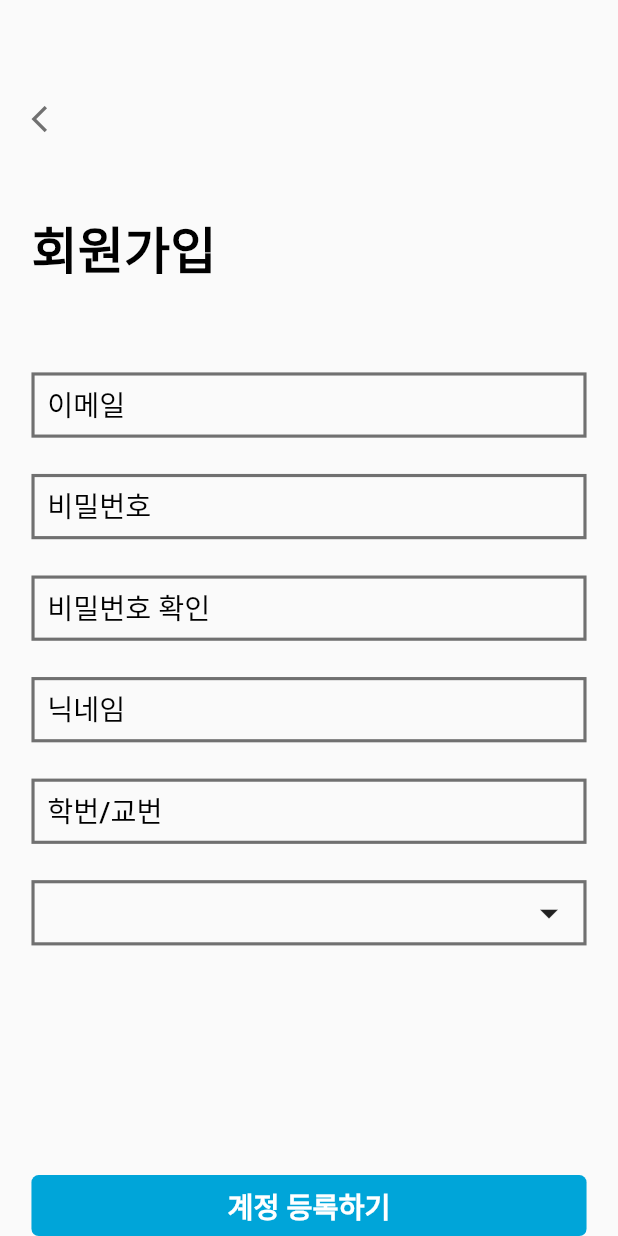
After one commit to suhun-park/Flutter_Employting, a Flutter app: the screen it shows after launch, after a tap on "회원가입", on a phone screen of 412 x 824 dp. The commit adds this screen. Run offline on Flutter 3.47's test engine with Material 2 defaults, Android fonts, the phone set to English and light mode, and no system bars; our stand-ins replace cached_network_image, cloud_firestore, firebase_auth, firebase_core, firebase_storage, flutter_screenutil and 3 more; accounts and stored records are empty; Roboto replaces fonts that are missing (Pretendard).

Commit message:
taeeun_v3.5.2

```diff
--- /dev/null
+++ b/lib/screen/signup/controller/signup_controller.dart
@@ -0,0 +1,39 @@
+import 'package:get/get.dart';
+
+class SignupController extends GetxController {
+  RxBool isLoading = false.obs;
+  RxString emailText = "".obs;
+  RxString passwordText = "".obs;
+  RxString passwordConfirmText = "".obs;
+  RxString nickNameText = "".obs;
+  RxString numberText = "".obs;
+  RxString deptText = "".obs;
+
+  void changeEmail(value) {
+    if (emailText.value != "") {
+      emailText.value = '$value@email.daelim.ac.kr';
+    } else {
+      emailText.value = '';
+    }
+  }
+
+  void changePassword(value) {
+    passwordText.value = value;
+  }
+
+  void changePasswordConfirm(value) {
+    passwordConfirmText.value = value;
+  }
+
+  void changeNickName(value) {
+    nickNameText.value = value;
+  }
+
+  void changeNumber(value) {
+    numberText.value = value;
+  }
+
+  void changeDept(value) {
+    deptText.value = value;
+  }
+}
--- /dev/null
+++ b/lib/screen/signup/signup_screen.dart
@@ -0,0 +1,289 @@
+import 'package:flutter/cupertino.dart';
+import 'package:flutter/material.dart';
+import 'package:flutter_screenutil/flutter_screenutil.dart';
+import 'package:flutting/constant/colors.dart';
+import 'package:flutting/constant/fonts.dart';
+import 'package:get/get.dart';
+
+import 'controller/signup_controller.dart';
+
+class SignUpScreen extends StatelessWidget {
+  SignUpScreen({super.key});
+
+  final SignupController controller = Get.put(SignupController());
+
+  TextStyle inputTextDeco() => TextStyle(
+        fontFamily: 'Pretendard',
+        fontSize: 18.sp,
+        fontWeight: medium,
+        color: etBlack,
+      );
+
+  InputDecoration inputDeco(String? hintText) => InputDecoration(
+        hintText: hintText,
+        hintStyle: TextStyle(
+          fontFamily: 'Pretendard',
+          fontSize: 18.sp,
+          fontWeight: medium,
+          color: etBlack,
+        ),
+        contentPadding: EdgeInsets.symmetric(
+          vertical: 10.h,
+          horizontal: 10.w,
+        ),
+        enabledBorder: OutlineInputBorder(
+          borderRadius: BorderRadius.zero,
+          borderSide: BorderSide(
+            width: 2.w,
+            color: etDarkGrey,
+          ),
+        ),
+        focusedBorder: OutlineInputBorder(
+          borderRadius: BorderRadius.zero,
+          borderSide: BorderSide(
+            width: 2.w,
+            color: etDarkGrey,
+          ),
+        ),
+      );
+
+  final List<String> _deptList = [
+    '기계과',
+    '건축과',
+    '경영과',
+    '도서미디어정보과',
+    '미래자동차학부',
+    '반도체과',
+    '방송음향영상학부',
+    '보건안전과',
+    '보건의료기기과',
+    '보건의료행정과',
+    '사무행정과',
+    '사회복지과',
+    '소방안전설비과',
+    '스마트팩토리과',
+    '스포츠지도과',
+    '실내디자인학부',
+    '언어치료과',
+    '유아교육보육학부',
+    '전기과',
+    '전자통신과',
+    '컴퓨터정보학부',
+    '토목환경과',
+    '항공서비스과',
+    '해군기술부사관과',
+    '호텔레저과',
+    '호텔조리제과학부',
+  ];
+
+  @override
+  Widget build(BuildContext context) {
+    return Scaffold(
+      body: SafeArea(
+        top: false,
+        child: Padding(
+          padding: EdgeInsets.symmetric(
+            horizontal: 20.w,
+          ),
+          child: CustomScrollView(
+            slivers: [
+              SliverFillRemaining(
+                hasScrollBody: false,
+                child: Column(
+                  crossAxisAlignment: CrossAxisAlignment.start,
+                  children: [
+                    SizedBox(
+                      height: 71.h,
+                    ),
+                    GestureDetector(
+                      onTap: () {
+                        Get.back();
+                      },
+                      child: Icon(
+                        Icons.arrow_back_ios,
+                        color: etDarkGrey,
+                        size: 22.0.h,
+                      ),
+                    ),
+                    SizedBox(
+                      height: 52.h,
+                    ),
+                    Text(
+                      '회원가입',
+                      style: TextStyle(
+                        fontFamily: 'Pretendard',
+                        fontSize: 32.sp,
+                        fontWeight: bold,
+                        color: etBlack,
+                      ),
+                    ),
+                    SizedBox(
+                      height: 60.h,
+                    ),
+                    SizedBox(
+                      height: 45.h,
+                      child: Obx(
+                        () => TextField(
+                          controller: TextEditingController(
+                              text: controller.emailText.value ?? ''),
+                          style: inputTextDeco(),
+                          decoration: inputDeco('이메일'),
+                          cursorColor: etBlack,
+                          onChanged: (value) {
+                            controller.changeEmail(value);
+                          },
+                        ),
+                      ),
+                    ),
+                    SizedBox(
+                      height: 25.h,
+                    ),
+                    SizedBox(
+                      height: 45.h,
+                      child: Obx(
+                        () => TextField(
+                          obscureText: true, // 비밀번호 가리기
+                          style: inputTextDeco(),
+                          decoration: inputDeco('비밀번호'),
+                          cursorColor: etBlack,
+                          onChanged: (value) {
+                            controller.changePassword(value);
+                          },
+                        ),
+                      ),
+                    ),
+                    SizedBox(
+                      height: 25.h,
+                    ),
+                    SizedBox(
+                      height: 45.h,
+                      child: Obx(
+                        () => TextField(
+                          obscureText: true, // 비밀번호 가리기
+                          style: inputTextDeco(),
+                          decoration: inputDeco('비밀번호 확인'),
+                          cursorColor: etBlack,
+                          onChanged: (value) {
+                            controller.changePasswordConfirm(value);
+                          },
+                        ),
+                      ),
+                    ),
+                    SizedBox(
+                      height: 25.h,
+                    ),
+                    SizedBox(
+                      height: 45.h,
+                      child: Obx(
+                        () => TextField(
+                          style: inputTextDeco(),
+                          decoration: inputDeco('닉네임'),
+                          cursorColor: etBlack,
+                          onChanged: (value) {
+                            controller.changeNickName(value);
+                          },
+                        ),
+                      ),
+                    ),
+                    SizedBox(
+                      height: 25.h,
+                    ),
+                    SizedBox(
+                      height: 45.h,
+                      child: Obx(
+                        () => TextField(
+                          style: inputTextDeco(),
+                          decoration: inputDeco('학번/교번'),
+                          cursorColor: etBlack,
+                          onChanged: (value) {
+                            controller.changeNumber(value);
+                          },
+                        ),
+                      ),
+                    ),
+                    SizedBox(
+                      height: 25.h,
+                    ),
+                    GestureDetector(
+                      onTap: () {
+                        showCupertinoModalPopup(
+                            context: context,
+                            builder: (_) {
+                              return SizedBox(
+                                width: double.infinity,
+                                height: 250.h,
+                                child: CupertinoPicker(
+                                  backgroundColor: Colors.white,
+                                  onSelectedItemChanged: (index) {
+                                    controller.changeDept(_deptList[index]);
+                                  },
+                                  itemExtent: 40.h,
+                                  children: _deptList.map((value) {
+                                    return Center(child: Text(value));
+                                  }).toList(),
+                                ),
+                              );
+                            });
+                      },
+                      child: Container(
+                        height: 45.h,
+                        decoration: BoxDecoration(
+                          border: Border.all(width: 2.w, color: etDarkGrey),
+                        ),
+                        child: Padding(
+                          padding: EdgeInsets.symmetric(
+                            horizontal: 8.w,
+                          ),
+                          child: Row(
+                            mainAxisAlignment: MainAxisAlignment.spaceBetween,
+                            crossAxisAlignment: CrossAxisAlignment.center,
+                            children: [
+                              Obx(
+                                () => Text(
+                                  controller.deptText.value,
+                                  style: inputTextDeco(),
+                                ),
+                              ),
+                              Icon(
+                                Icons.arrow_drop_down_sharp,
+                                size: 30.h,
+                              ),
+                            ],
+                          ),
+                        ),
+                      ),
+                    ),
+                    const Expanded(
+                      child: SizedBox(),
+                    ),
+                    Container(
+                      decoration: BoxDecoration(
+                        color: etBlue,
+                        borderRadius: BorderRadius.all(
+                          Radius.circular(5.r),
+                        ),
+                      ),
+                      width: double.infinity,
+                      height: MediaQuery.of(context).size.height * 0.04929,
+                      child: Center(
+                        child: Text(
+                          '계정 등록하기',
+                          style: TextStyle(
+                            fontFamily: 'Pretendard',
+                            fontSize: 18.sp,
+                            fontWeight: bold,
+                            color: etWhite,
+                          ),
+                        ),
+                      ),
+                    ),
+                  ],
+                ),
+              ),
+            ],
+          ),
+        ),
+      ),
+    );
+  }
+}
--- a/lib/screen/splash_screen.dart
+++ b/lib/screen/splash_screen.dart
@@ -1,10 +1,9 @@
-import 'package:flutter/cupertino.dart';
 import 'package:flutter/material.dart';
-import 'package:get/get_core/src/get_main.dart';
+import 'package:flutting/screen/signin/signin_screen.dart';
+import 'package:flutting/screen/signup/signup_screen.dart';
 import 'package:get/route_manager.dart';
 
 import '../root_tab/view/root_tab_view.dart';
-import 'home/home_screen.dart';
 
 class SplashScreen extends StatelessWidget {
   const SplashScreen({Key? key}) : super(key: key);
@@ -13,11 +12,30 @@ class SplashScreen extends StatelessWidget {
   Widget build(BuildContext context) {
     return Scaffold(
       appBar: AppBar(
-        title: Text("스플래시 이미지"),
+        title: const Text("스플래시 이미지"),
       ),
-      body: TextButton(
-        onPressed: () {Get.to(() => RootTab());
-      }, child: Text("넘기기"),),
+      body: Column(
+        children: [
+          TextButton(
+            onPressed: () {
+              Get.to(() => const RootTab());
+            },
+            child: const Text("넘기기"),
+          ),
+          TextButton(
+            onPressed: () {
+              Get.to(() => SignUpScreen());
+            },
+            child: const Text('회원가입'),
+          ),
+          TextButton(
+            onPressed: () {
+              Get.to(() => const SigninScreen());
+            },
+            child: const Text('로그인'),
+          ),
+        ],
+      ),
     );
   }
 }
```
Also changed, not shown: lib/screen/signin/signin_screen.dart (added, +143 -0 lines).
